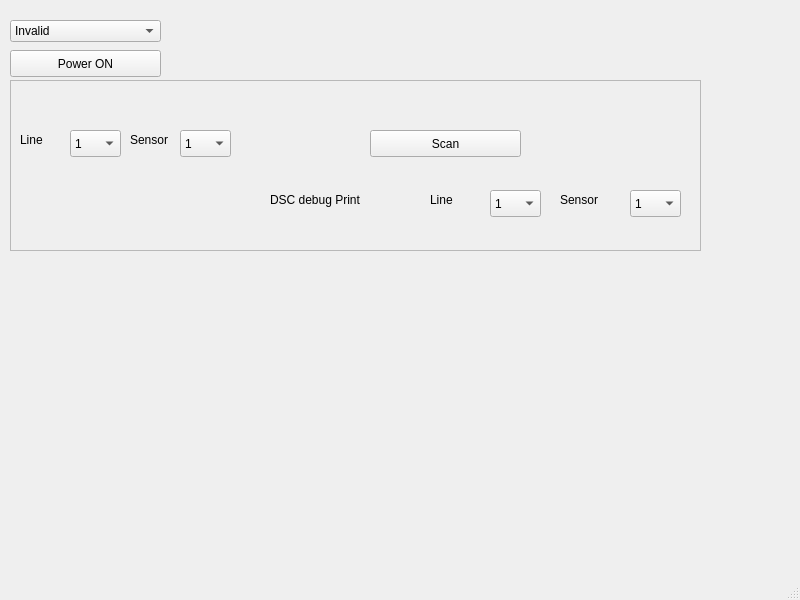
shinymetal6/Membrane_2412172_00_Processes_03, file Qt/DataCollector/datacollector.ui: the form before one commit.
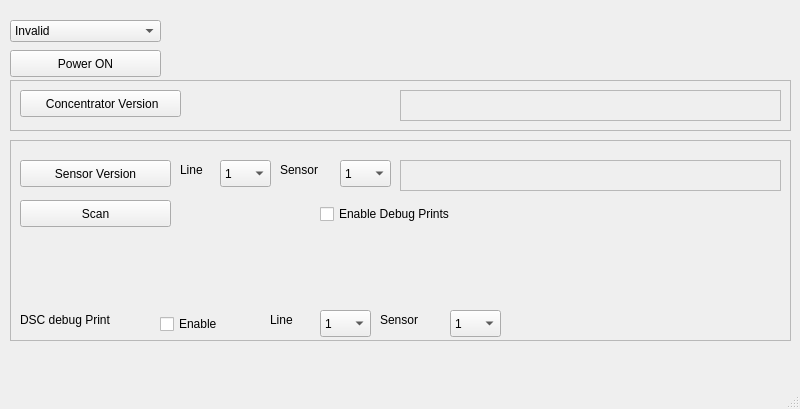
The form after the commit. Icons and pictures are not drawn.

Commit message: some fizes on qt, added version poll to sensor

```diff
--- a/Qt/DataCollector/datacollector.ui
+++ b/Qt/DataCollector/datacollector.ui
@@ -7,7 +7,7 @@
     <x>0</x>
     <y>0</y>
     <width>800</width>
-    <height>600</height>
+    <height>409</height>
    </rect>
   </property>
   <property name="windowTitle">
@@ -125,9 +125,9 @@
     <property name="geometry">
      <rect>
       <x>10</x>
-      <y>80</y>
-      <width>691</width>
-      <height>171</height>
+      <y>140</y>
+      <width>781</width>
+      <height>201</height>
      </rect>
     </property>
     <property name="frameShape">
@@ -136,176 +136,11 @@
     <property name="frameShadow">
      <enum>QFrame::Raised</enum>
     </property>
-    <widget class="QLabel" name="FlashingSensors_label">
-     <property name="geometry">
-      <rect>
-       <x>250</x>
-       <y>50</y>
-       <width>22</width>
-       <height>22</height>
-      </rect>
-     </property>
-     <property name="text">
-      <string/>
-     </property>
-     <property name="pixmap">
-      <pixmap resource="../../../../Stm32_16.1_A_os_2024.10-rc/A_os_Membrane_Processes/Qt/Concentrator/concentrator.qrc">:/ledgreen.png</pixmap>
-     </property>
-     <property name="scaledContents">
-      <bool>true</bool>
-     </property>
-    </widget>
-    <widget class="QLabel" name="label_25">
-     <property name="geometry">
-      <rect>
-       <x>120</x>
-       <y>50</y>
-       <width>51</width>
-       <height>19</height>
-      </rect>
-     </property>
-     <property name="text">
-      <string>Sensor</string>
-     </property>
-    </widget>
-    <widget class="QComboBox" name="FlashLine_comboBox">
-     <property name="geometry">
-      <rect>
-       <x>60</x>
-       <y>50</y>
-       <width>51</width>
-       <height>27</height>
-      </rect>
-     </property>
-     <item>
-      <property name="text">
-       <string>1</string>
-      </property>
-     </item>
-     <item>
-      <property name="text">
-       <string>2</string>
-      </property>
-     </item>
-     <item>
-      <property name="text">
-       <string>3</string>
-      </property>
-     </item>
-     <item>
-      <property name="text">
-       <string>4</string>
-      </property>
-     </item>
-    </widget>
-    <widget class="QLabel" name="label_24">
-     <property name="geometry">
-      <rect>
-       <x>10</x>
-       <y>50</y>
-       <width>31</width>
-       <height>19</height>
-      </rect>
-     </property>
-     <property name="text">
-      <string>Line</string>
-     </property>
-    </widget>
-    <widget class="QComboBox" name="FlashSensor_comboBox">
-     <property name="geometry">
-      <rect>
-       <x>170</x>
-       <y>50</y>
-       <width>51</width>
-       <height>27</height>
-      </rect>
-     </property>
-     <item>
-      <property name="text">
-       <string>1</string>
-      </property>
-     </item>
-     <item>
-      <property name="text">
-       <string>2</string>
-      </property>
-     </item>
-     <item>
-      <property name="text">
-       <string>3</string>
-      </property>
-     </item>
-     <item>
-      <property name="text">
-       <string>4</string>
-      </property>
-     </item>
-     <item>
-      <property name="text">
-       <string>5</string>
-      </property>
-     </item>
-     <item>
-      <property name="text">
-       <string>6</string>
-      </property>
-     </item>
-     <item>
-      <property name="text">
-       <string>7</string>
-      </property>
-     </item>
-     <item>
-      <property name="text">
-       <string>8</string>
-      </property>
-     </item>
-     <item>
-      <property name="text">
-       <string>9</string>
-      </property>
-     </item>
-     <item>
-      <property name="text">
-       <string>10</string>
-      </property>
-     </item>
-     <item>
-      <property name="text">
-       <string>11</string>
-      </property>
-     </item>
-     <item>
-      <property name="text">
-       <string>12</string>
-      </property>
-     </item>
-     <item>
-      <property name="text">
-       <string>13</string>
-      </property>
-     </item>
-     <item>
-      <property name="text">
-       <string>14</string>
-      </property>
-     </item>
-     <item>
-      <property name="text">
-       <string>15</string>
-      </property>
-     </item>
-     <item>
-      <property name="text">
-       <string>16</string>
-      </property>
-     </item>
-    </widget>
     <widget class="QPushButton" name="Scan_pushButton">
      <property name="geometry">
       <rect>
-       <x>360</x>
-       <y>50</y>
+       <x>10</x>
+       <y>60</y>
        <width>151</width>
        <height>27</height>
       </rect>
@@ -317,8 +152,8 @@
     <widget class="QLabel" name="RX_label">
      <property name="geometry">
       <rect>
-       <x>550</x>
-       <y>50</y>
+       <x>230</x>
+       <y>60</y>
        <width>22</width>
        <height>22</height>
       </rect>
@@ -336,8 +171,8 @@
     <widget class="QComboBox" name="QLINE_DEBUG_comboBox">
      <property name="geometry">
       <rect>
-       <x>480</x>
-       <y>110</y>
+       <x>310</x>
+       <y>170</y>
        <width>51</width>
        <height>27</height>
       </rect>
@@ -371,21 +206,21 @@
     <widget class="QLabel" name="label_43">
      <property name="geometry">
       <rect>
-       <x>420</x>
-       <y>110</y>
-       <width>41</width>
-       <height>19</height>
-      </rect>
-     </property>
-     <property name="text">
-      <string>Line</string>
-     </property>
-    </widget>
-    <widget class="QLabel" name="label_42">
-     <property name="geometry">
-      <rect>
        <x>260</x>
-       <y>110</y>
+       <y>170</y>
+       <width>41</width>
+       <height>19</height>
+      </rect>
+     </property>
+     <property name="text">
+      <string>Line</string>
+     </property>
+    </widget>
+    <widget class="QLabel" name="label_42">
+     <property name="geometry">
+      <rect>
+       <x>10</x>
+       <y>170</y>
        <width>121</width>
        <height>20</height>
       </rect>
@@ -397,8 +232,8 @@
     <widget class="QLabel" name="label_44">
      <property name="geometry">
       <rect>
-       <x>550</x>
-       <y>110</y>
+       <x>370</x>
+       <y>170</y>
        <width>61</width>
        <height>19</height>
       </rect>
@@ -410,8 +245,8 @@
     <widget class="QComboBox" name="QSENSOR_DEBUG_comboBox">
      <property name="geometry">
       <rect>
-       <x>620</x>
-       <y>110</y>
+       <x>440</x>
+       <y>170</y>
        <width>51</width>
        <height>27</height>
       </rect>
@@ -462,6 +297,180 @@
       </property>
      </item>
     </widget>
+    <widget class="QLabel" name="label_SensorInfo">
+     <property name="geometry">
+      <rect>
+       <x>390</x>
+       <y>20</y>
+       <width>381</width>
+       <height>31</height>
+      </rect>
+     </property>
+     <property name="frameShape">
+      <enum>QFrame::StyledPanel</enum>
+     </property>
+     <property name="frameShadow">
+      <enum>QFrame::Sunken</enum>
+     </property>
+     <property name="text">
+      <string/>
+     </property>
+    </widget>
+    <widget class="QLabel" name="label_45">
+     <property name="geometry">
+      <rect>
+       <x>170</x>
+       <y>20</y>
+       <width>41</width>
+       <height>19</height>
+      </rect>
+     </property>
+     <property name="text">
+      <string>Line</string>
+     </property>
+    </widget>
+    <widget class="QComboBox" name="SensorInfoSensor_comboBox">
+     <property name="geometry">
+      <rect>
+       <x>330</x>
+       <y>20</y>
+       <width>51</width>
+       <height>27</height>
+      </rect>
+     </property>
+     <item>
+      <property name="text">
+       <string>1</string>
+      </property>
+     </item>
+     <item>
+      <property name="text">
+       <string>2</string>
+      </property>
+     </item>
+     <item>
+      <property name="text">
+       <string>3</string>
+      </property>
+     </item>
+     <item>
+      <property name="text">
+       <string>4</string>
+      </property>
+     </item>
+     <item>
+      <property name="text">
+       <string>5</string>
+      </property>
+     </item>
+     <item>
+      <property name="text">
+       <string>6</string>
+      </property>
+     </item>
+     <item>
+      <property name="text">
+       <string>7</string>
+      </property>
+     </item>
+     <item>
+      <property name="text">
+       <string>8</string>
+      </property>
+     </item>
+     <item>
+      <property name="text">
+       <string>All</string>
+      </property>
+     </item>
+    </widget>
+    <widget class="QPushButton" name="GetSensorInfoCommand_pushButton">
+     <property name="geometry">
+      <rect>
+       <x>10</x>
+       <y>20</y>
+       <width>151</width>
+       <height>27</height>
+      </rect>
+     </property>
+     <property name="text">
+      <string>Sensor Version</string>
+     </property>
+    </widget>
+    <widget class="QComboBox" name="SensorInfoLine_comboBox">
+     <property name="geometry">
+      <rect>
+       <x>210</x>
+       <y>20</y>
+       <width>51</width>
+       <height>27</height>
+      </rect>
+     </property>
+     <item>
+      <property name="text">
+       <string>1</string>
+      </property>
+     </item>
+     <item>
+      <property name="text">
+       <string>2</string>
+      </property>
+     </item>
+     <item>
+      <property name="text">
+       <string>3</string>
+      </property>
+     </item>
+     <item>
+      <property name="text">
+       <string>4</string>
+      </property>
+     </item>
+     <item>
+      <property name="text">
+       <string>All</string>
+      </property>
+     </item>
+    </widget>
+    <widget class="QLabel" name="label_46">
+     <property name="geometry">
+      <rect>
+       <x>270</x>
+       <y>20</y>
+       <width>61</width>
+       <height>19</height>
+      </rect>
+     </property>
+     <property name="text">
+      <string>Sensor</string>
+     </property>
+    </widget>
+    <widget class="QCheckBox" name="DebugEnable_checkBox">
+     <property name="geometry">
+      <rect>
+       <x>150</x>
+       <y>170</y>
+       <width>94</width>
+       <height>28</height>
+      </rect>
+     </property>
+     <property name="text">
+      <string>Enable</string>
+     </property>
+    </widget>
+    <widget class="QCheckBox" name="CSVDebugEnable_checkBox">
+     <property name="geometry">
+      <rect>
+       <x>310</x>
+       <y>60</y>
+       <width>171</width>
+       <height>28</height>
+      </rect>
+     </property>
+     <property name="text">
+      <string>Enable Debug Prints</string>
+     </property>
+    </widget>
    </widget>
    <widget class="QPushButton" name="Power_pushButton">
     <property name="geometry">
@@ -476,6 +485,54 @@
      <string>Power ON</string>
     </property>
    </widget>
+   <widget class="QFrame" name="Info_frame">
+    <property name="geometry">
+     <rect>
+      <x>10</x>
+      <y>80</y>
+      <width>781</width>
+      <height>51</height>
+     </rect>
+    </property>
+    <property name="frameShape">
+     <enum>QFrame::StyledPanel</enum>
+    </property>
+    <property name="frameShadow">
+     <enum>QFrame::Raised</enum>
+    </property>
+    <widget class="QPushButton" name="ConcentratorVersion_pushButton">
+     <property name="geometry">
+      <rect>
+       <x>10</x>
+       <y>10</y>
+       <width>161</width>
+       <height>27</height>
+      </rect>
+     </property>
+     <property name="text">
+      <string> Concentrator Version</string>
+     </property>
+    </widget>
+    <widget class="QLabel" name="label_CONCENTRATORVERSION">
+     <property name="geometry">
+      <rect>
+       <x>390</x>
+       <y>10</y>
+       <width>381</width>
+       <height>31</height>
+      </rect>
+     </property>
+     <property name="frameShape">
+      <enum>QFrame::StyledPanel</enum>
+     </property>
+     <property name="frameShadow">
+      <enum>QFrame::Sunken</enum>
+     </property>
+     <property name="text">
+      <string/>
+     </property>
+    </widget>
+   </widget>
   </widget>
   <widget class="QMenuBar" name="menubar">
    <property name="geometry">
```
Left out of the diff: 10 changed lines with no effect on the pictures. The commit also changes 9 other files.
